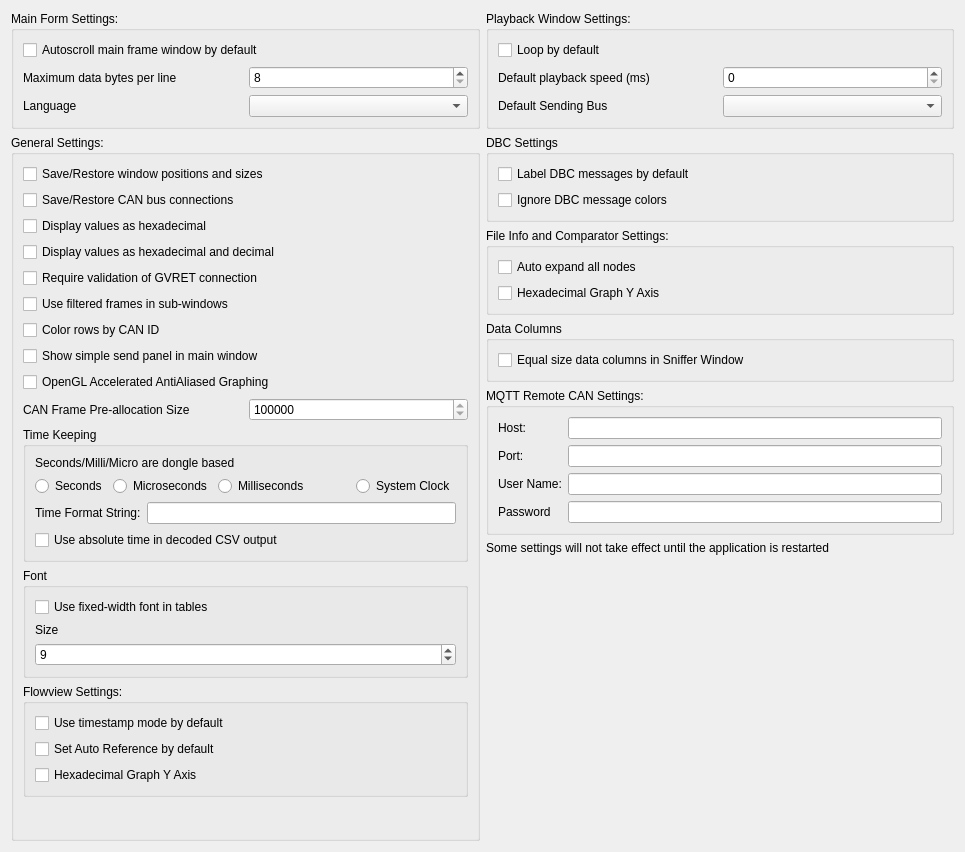
collin80/SavvyCAN, file ui/mainsettingsdialog.ui: the form before one commit.
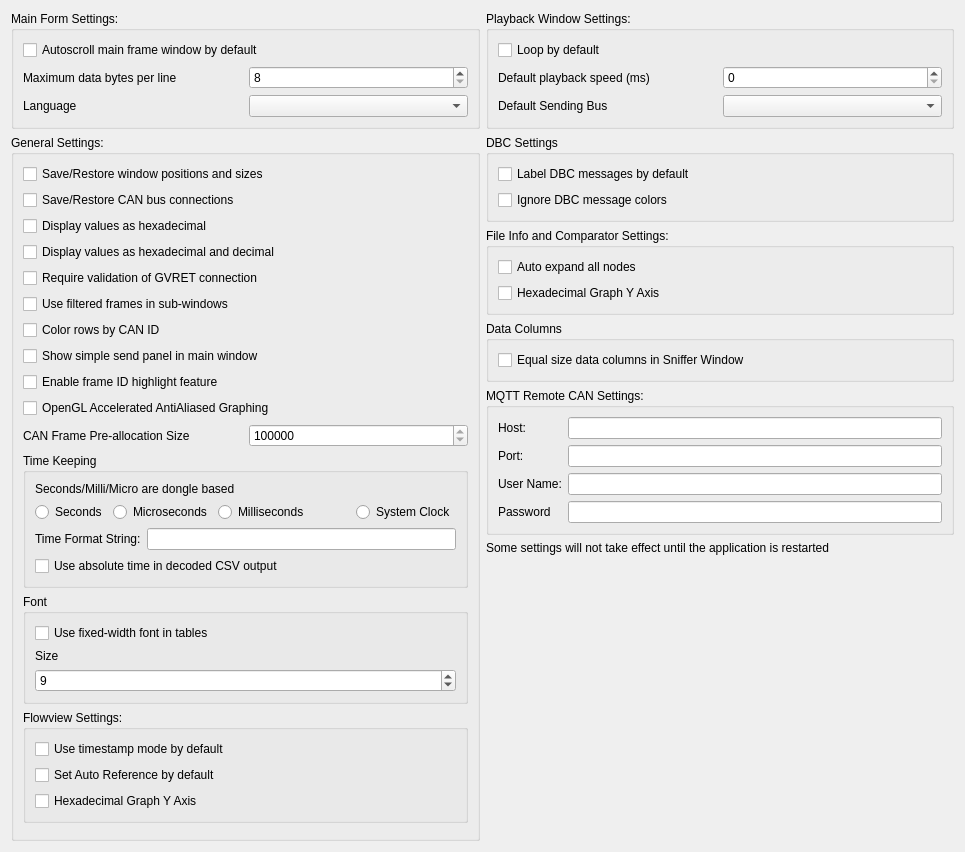
The form after the commit.

Commit message: Add frame ID highlight feature with overview bar

Patch:
```diff
--- a/ui/mainsettingsdialog.ui
+++ b/ui/mainsettingsdialog.ui
@@ -132,6 +132,13 @@
           </property>
          </widget>
         </item>
+        <item>
+         <widget class="QCheckBox" name="cbEnableFrameHighlight">
+          <property name="text">
+           <string>Enable frame ID highlight feature</string>
+          </property>
+         </widget>
+        </item>
         <item>
          <widget class="QCheckBox" name="cbUseOpenGL">
           <property name="text">
```
The commit also changes 10 other files.
